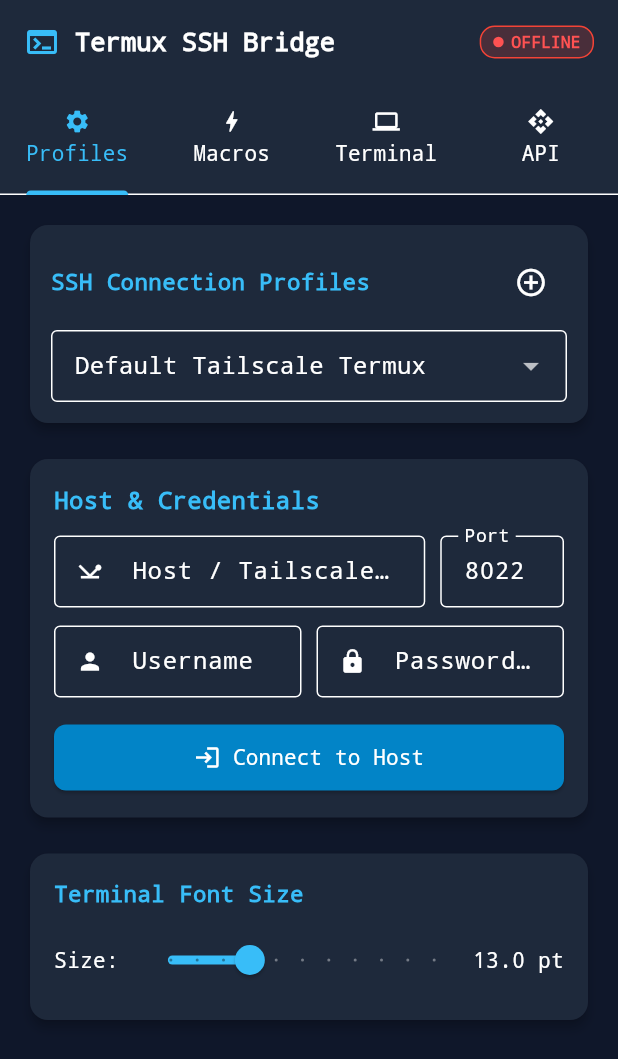
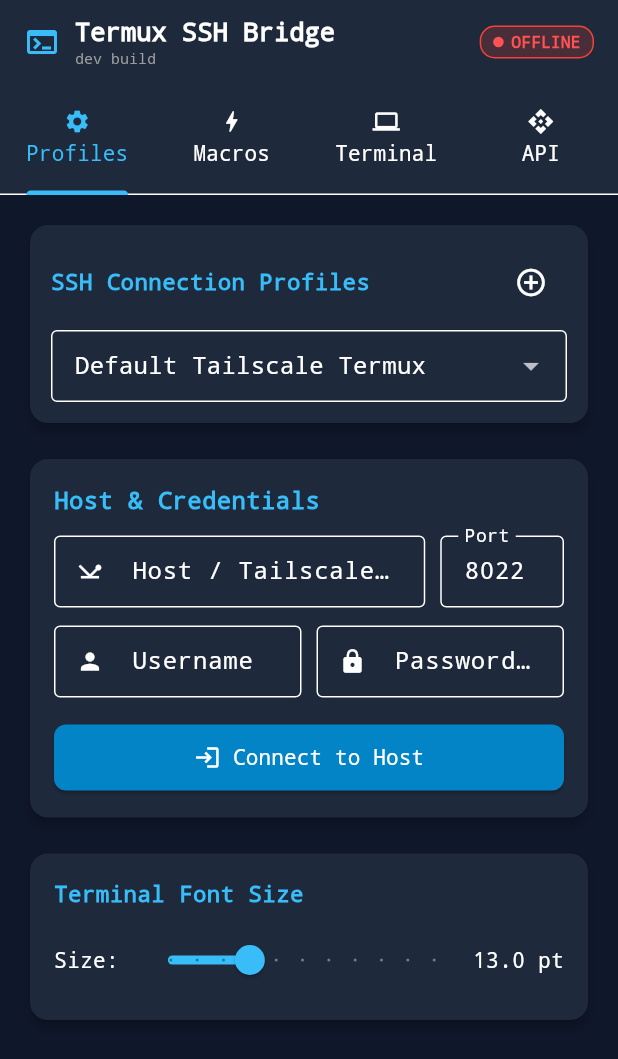
Before and after one commit to lillegacy/termux-ssh-bridge, a Flutter app: the screen it shows after launch, on a phone screen of 412 x 824 dp. Shown: the top 1059 px of the screen. Run offline on Flutter 3.47's test engine with Material 3 defaults, Android fonts, the phone set to English and light mode, and no system bars; our stand-ins replace flutter_secure_storage, shared_preferences; missing offline and left inert: dartssh2.

Commit message:
feat(app): show the build version and add a wake ping
The installed APK version was invisible, so a 1.3.2 install looked
identical to a gateway that had lost its /bridge routes.

- APP_VERSION is injected by CI from pubspec.yaml via --dart-define
- shown under the app title and in the API tab footer
- reported by /health, /bridge/status and the new POST /bridge/ping
- ping also counts as bridge activity and starts an immediate cloud poll
  so a pending command runs without waiting for the background tick
- bumped to 1.5.1+11

````diff
--- /dev/null
+++ b/lib/app_info.dart
@@ -0,0 +1,16 @@
+/// Version injected at build time from `pubspec.yaml`:
+///
+/// ```
+/// flutter build apk --dart-define=APP_VERSION=1.5.1+11
+/// ```
+///
+/// Local builds that skip the define show `dev build`, which makes it obvious
+/// that the APK did not come from the release workflow.
+const String appVersion = String.fromEnvironment(
+  'APP_VERSION',
+  defaultValue: 'dev',
+);
+
+/// Human-readable label, e.g. `v1.5.1+11` or `dev build`.
+String get appVersionLabel =>
+    appVersion == 'dev' ? 'dev build' : 'v$appVersion';
--- a/lib/main.dart
+++ b/lib/main.dart
@@ -8,6 +8,7 @@ import 'package:dartssh2/dartssh2.dart';
 import 'package:flutter_secure_storage/flutter_secure_storage.dart';
 import 'package:shared_preferences/shared_preferences.dart';
 
+import 'app_info.dart';
 import 'bridge_session.dart';
 import 'command_policy.dart';
 import 'cloud_device_client.dart';
@@ -321,6 +322,8 @@ class _DashboardScreenState extends State<DashboardScreen>
         disconnectCallback: _disconnect,
         bridgeStatusCallback: () async => _bridgeStatusJson(),
         terminalOpenCallback: _apiOpenTerminal,
+        wakeCallback: _apiWake,
+        version: appVersion,
       );
       await server.start();
       if (!mounted) {
@@ -562,6 +565,20 @@ class _DashboardScreenState extends State<DashboardScreen>
     } catch (error) {
       throw GatewayApiException(500, 'execution_failed', error.toString());
     }
+  }
+
+  Future<void> _apiWake() async {
+    _bridgeSession?.recordActivity(DateTime.now());
+    if (_cloudKey != null) {
+      // The browser is asking for attention: poll the queue right away instead
+      // of waiting for the next background tick, and keep the 30s cadence when
+      // the app is not in front.
+      final resumed =
+          WidgetsBinding.instance.lifecycleState == AppLifecycleState.resumed;
+      _restartCloudPolling(Duration(seconds: resumed ? 5 : 30));
+    }
+    _syncKeepAliveText();
+    _addLog('Web ping received.', color: Colors.blueGrey);
   }
 
   Future<GatewayTerminal> _apiOpenTerminal(int columns, int rows) async {
@@ -1322,8 +1339,19 @@ class _DashboardScreenState extends State<DashboardScreen>
           children: [
             const Icon(Icons.terminal, color: Color(0xFF38BDF8)),
             const SizedBox(width: 10),
-            const Text('Termux SSH Bridge',
-                style: TextStyle(fontWeight: FontWeight.bold, fontSize: 17)),
+            Column(
+              crossAxisAlignment: CrossAxisAlignment.start,
+              mainAxisSize: MainAxisSize.min,
+              children: [
+                const Text('Termux SSH Bridge',
+                    style:
+                        TextStyle(fontWeight: FontWeight.bold, fontSize: 17)),
+                Text(
+                  appVersionLabel,
+                  style: const TextStyle(fontSize: 10, color: Colors.grey),
+                ),
+              ],
+            ),
             const Spacer(),
             Container(
               padding: const EdgeInsets.symmetric(horizontal: 8, vertical: 3),
@@ -1745,6 +1773,13 @@ class _DashboardScreenState extends State<DashboardScreen>
         _buildApiPolicyCard(),
         _buildBackgroundCard(),
         _buildCloudDeviceCard(),
+        const SizedBox(height: 6),
+        Center(
+          child: Text(
+            'Termux SSH Bridge $appVersionLabel',
+            style: const TextStyle(color: Colors.grey, fontSize: 11),
+          ),
+        ),
       ],
     );
   }
--- a/pubspec.yaml
+++ b/pubspec.yaml
@@ -1,7 +1,7 @@
 name: termux_ssh_bridge
 description: "A secure SSH proxy and coding agent bridge to Termux / PRoot over Tailscale."
 publish_to: 'none'
-version: 1.5.0+10
+version: 1.5.1+11
 
 environment:
   sdk: '>=3.4.3 <4.0.0'
````
Also changed, not shown: lib/gateway_api_server.dart (+27 -0 lines), 3 other files.
